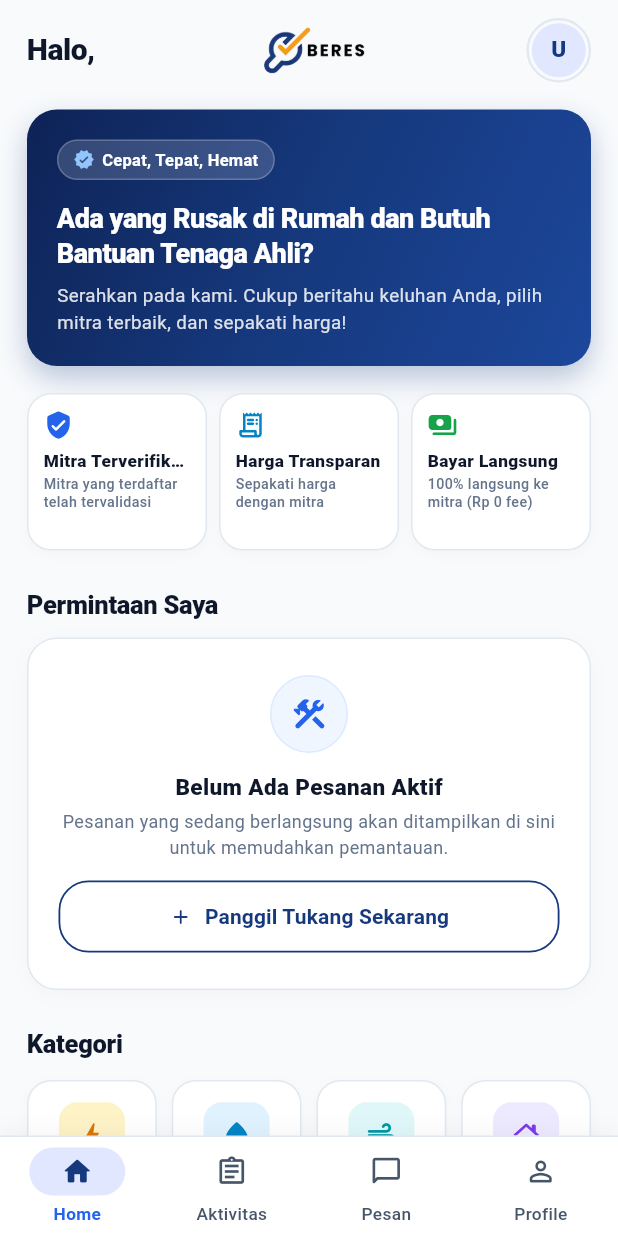
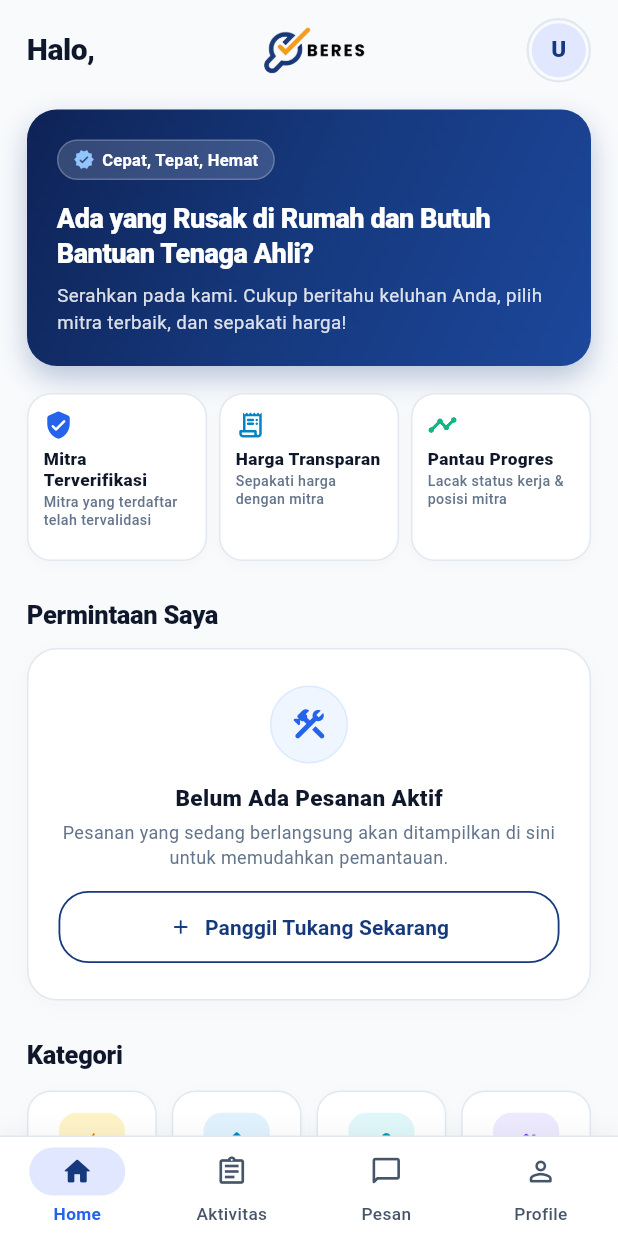
Before and after one commit to dhimskyyy/beres, a Flutter app: the UserHomeScreen screen opened by its route, on a phone screen of 412 x 824 dp. Run offline on Flutter 3.47's test engine with Material 3 defaults, Android fonts, the light colour scheme and no system bars; our stand-ins replace flutter_riverpod, geolocator, go_router, image_picker, supabase_flutter; accounts and stored records are empty.

Commit message:
feat(user): update value card 3 to Pantau Progres and allow 2-line title wrapping

```diff
--- a/mobile/user/lib/features/home/user_home_screen.dart
+++ b/mobile/user/lib/features/home/user_home_screen.dart
@@ -474,7 +474,7 @@ class _UserHomeScreenState extends ConsumerState<UserHomeScreen> {
 
           const SizedBox(height: 18),
 
-          // 3. Tiga Kartu Nilai Unggulan (Mitra Terverifikasi, Harga Transparan, Bayar Langsung)
+          // 3. Tiga Kartu Nilai Unggulan (Mitra Terverifikasi, Harga Transparan, Pantau Progres)
           Row(
             children: [
               Expanded(
@@ -497,10 +497,10 @@ class _UserHomeScreenState extends ConsumerState<UserHomeScreen> {
               const SizedBox(width: 8),
               Expanded(
                 child: _buildValueCard(
-                  icon: Icons.payments_rounded,
-                  iconColor: const Color(0xFF16A34A),
-                  title: 'Bayar Langsung',
-                  subtitle: '100% langsung ke mitra (Rp 0 fee)',
+                  icon: Icons.timeline_rounded,
+                  iconColor: const Color(0xFF10B981),
+                  title: 'Pantau Progres',
+                  subtitle: 'Lacak status kerja & posisi mitra',
                 ),
               ),
             ],
@@ -708,7 +708,7 @@ class _UserHomeScreenState extends ConsumerState<UserHomeScreen> {
     return GestureDetector(
       onTap: () => FaqRulesScreen.show(context),
       child: Container(
-        height: 105,
+        height: 112,
         padding: const EdgeInsets.all(10),
         decoration: BoxDecoration(
           color: Colors.white,
@@ -733,8 +733,9 @@ class _UserHomeScreenState extends ConsumerState<UserHomeScreen> {
                 fontSize: 11.5,
                 fontWeight: FontWeight.w800,
                 color: Color(0xFF0F172A),
-              ),
-              maxLines: 1,
+                height: 1.2,
+              ),
+              maxLines: 2,
               overflow: TextOverflow.ellipsis,
             ),
             const SizedBox(height: 2),
```
